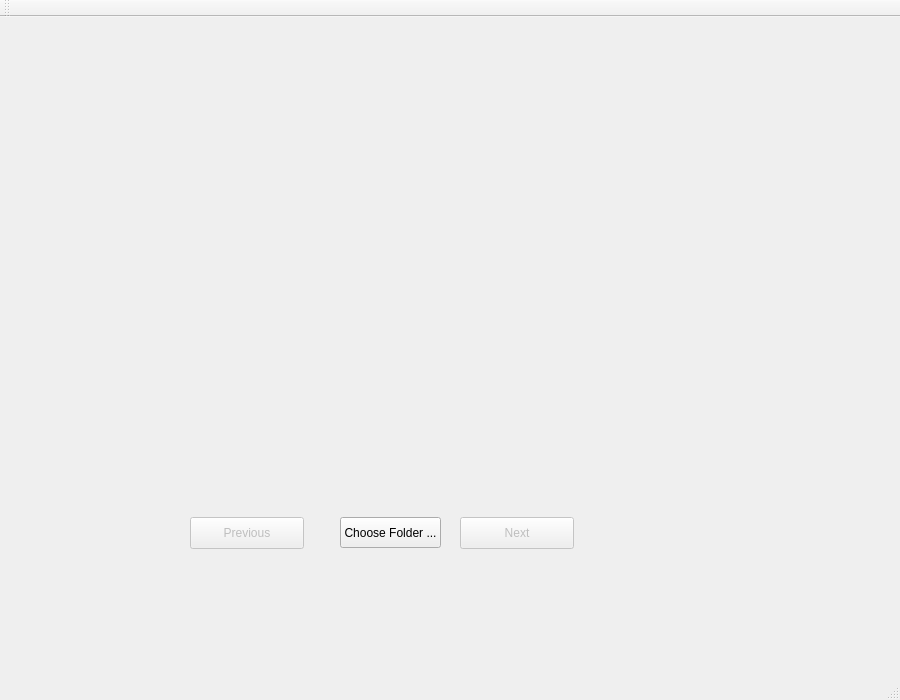
patsakron/Car_identification, file mainwindow.ui: the form before one commit.
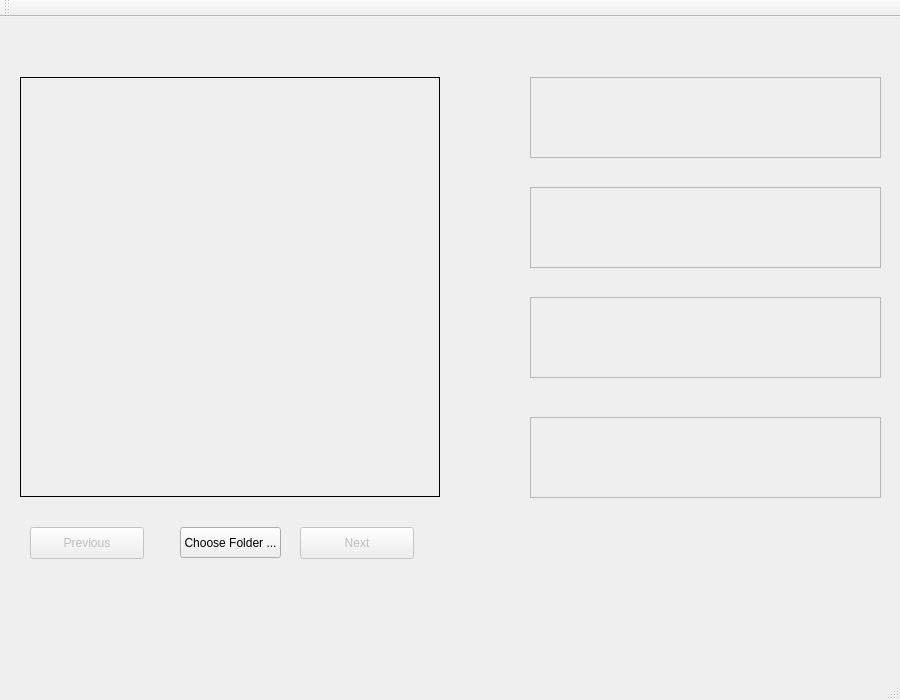
The form after the commit.

Commit message: Add show crop image label and add image.h

Patch:
```diff
--- a/mainwindow.ui
+++ b/mainwindow.ui
@@ -29,6 +29,9 @@
     <property name="autoFillBackground">
      <bool>false</bool>
     </property>
+    <property name="frameShape">
+     <enum>QFrame::Box</enum>
+    </property>
     <property name="text">
      <string/>
     </property>
@@ -39,8 +42,8 @@
    <widget class="QToolButton" name="toolButton">
     <property name="geometry">
      <rect>
-      <x>340</x>
-      <y>500</y>
+      <x>180</x>
+      <y>510</y>
       <width>101</width>
       <height>31</height>
      </rect>
@@ -55,8 +58,8 @@
     </property>
     <property name="geometry">
      <rect>
-      <x>460</x>
-      <y>500</y>
+      <x>300</x>
+      <y>510</y>
       <width>114</width>
       <height>32</height>
      </rect>
@@ -71,8 +74,8 @@
     </property>
     <property name="geometry">
      <rect>
-      <x>190</x>
-      <y>500</y>
+      <x>30</x>
+      <y>510</y>
       <width>114</width>
       <height>32</height>
      </rect>
@@ -81,6 +84,70 @@
      <string>Previous</string>
     </property>
    </widget>
+   <widget class="QLabel" name="label_2">
+    <property name="geometry">
+     <rect>
+      <x>530</x>
+      <y>400</y>
+      <width>351</width>
+      <height>81</height>
+     </rect>
+    </property>
+    <property name="frameShape">
+     <enum>QFrame::StyledPanel</enum>
+    </property>
+    <property name="text">
+     <string/>
+    </property>
+   </widget>
+   <widget class="QLabel" name="label_3">
+    <property name="geometry">
+     <rect>
+      <x>530</x>
+      <y>280</y>
+      <width>351</width>
+      <height>81</height>
+     </rect>
+    </property>
+    <property name="frameShape">
+     <enum>QFrame::StyledPanel</enum>
+    </property>
+    <property name="text">
+     <string/>
+    </property>
+   </widget>
+   <widget class="QLabel" name="label_4">
+    <property name="geometry">
+     <rect>
+      <x>530</x>
+      <y>170</y>
+      <width>351</width>
+      <height>81</height>
+     </rect>
+    </property>
+    <property name="frameShape">
+     <enum>QFrame::StyledPanel</enum>
+    </property>
+    <property name="text">
+     <string/>
+    </property>
+   </widget>
+   <widget class="QLabel" name="label_5">
+    <property name="geometry">
+     <rect>
+      <x>530</x>
+      <y>60</y>
+      <width>351</width>
+      <height>81</height>
+     </rect>
+    </property>
+    <property name="frameShape">
+     <enum>QFrame::StyledPanel</enum>
+    </property>
+    <property name="text">
+     <string/>
+    </property>
+   </widget>
   </widget>
   <widget class="QMenuBar" name="menuBar">
    <property name="geometry">
```
The commit also changes 5 other files.
